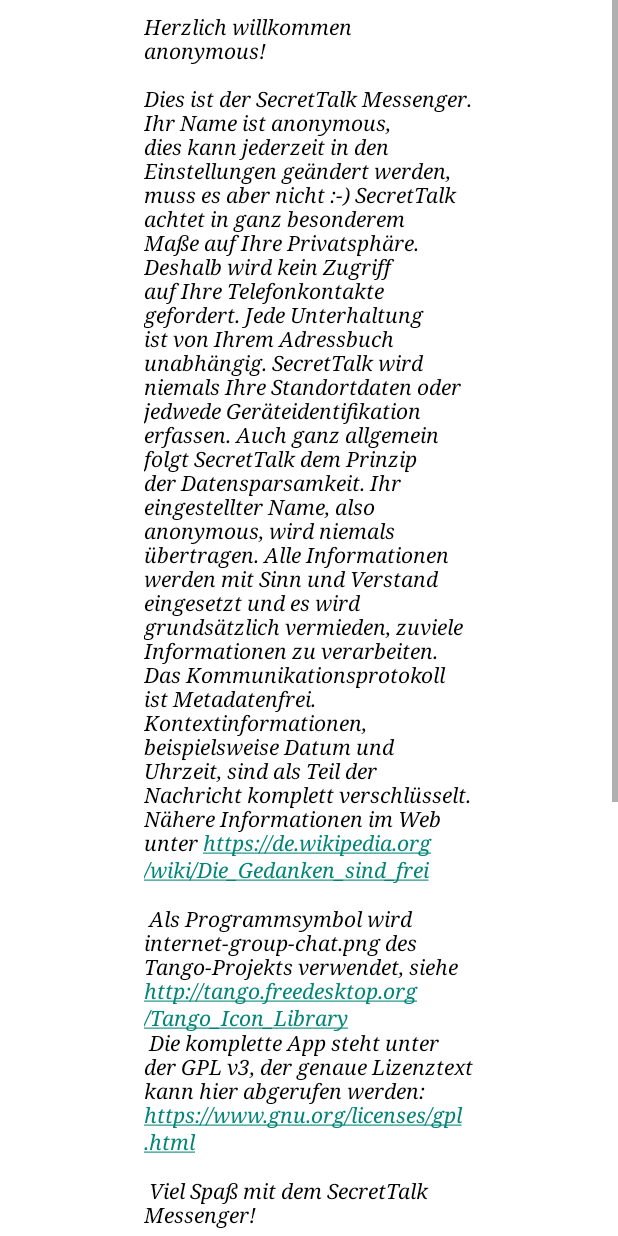
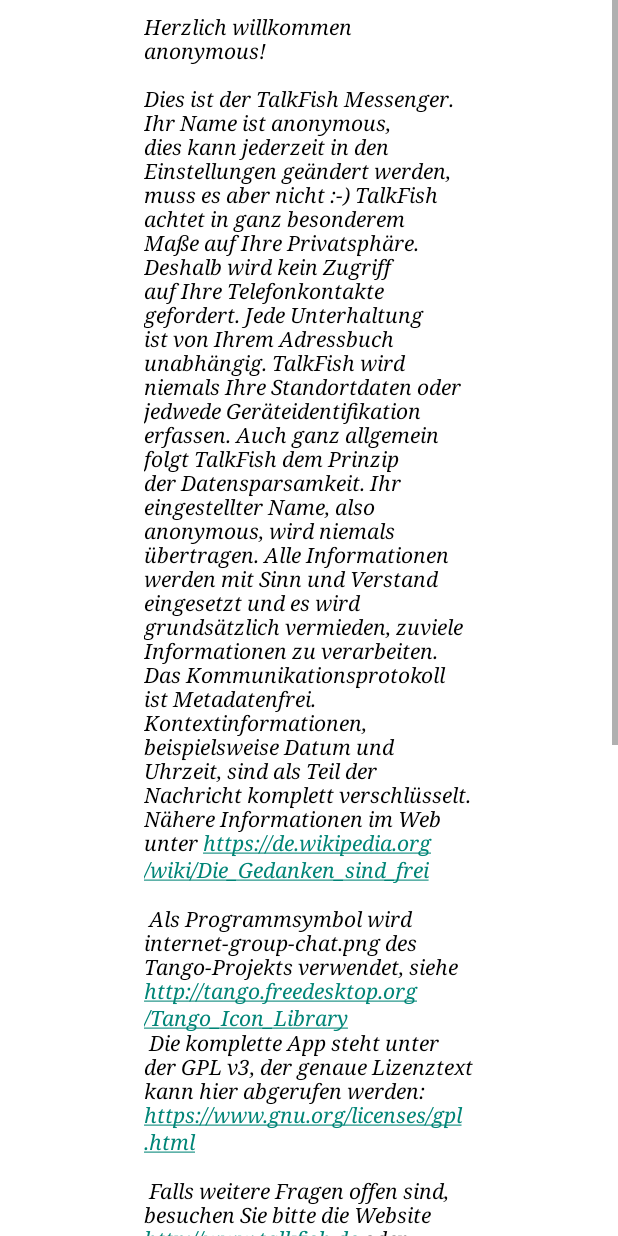
Before and after one commit to talkfish/talkfish-client-android, an Android app: the screen it shows after launch (WelcomeActivity), after a tap on "WILLKOMMEN UND AKTUELLES", on a phone screen of 412 x 824 dp. Run offline under Robolectric (Android 15) with nearby library versions, the phone set to English and light mode, and no system bars.

Commit message:
cleanup and polishing before publishing into the playstore

```diff
--- a/app/src/main/java/de/kochon/enrico/secrettalkmessenger/backend/SqlOpenHelper.java
+++ b/app/src/main/java/de/kochon/enrico/secrettalkmessenger/backend/SqlOpenHelper.java
@@ -147,7 +147,7 @@
 
    private void initializeData(SQLiteDatabase db) {
       // create default channel for directions receiving and sending
-      final String DEFAULTENDPOINT = "http://fishnode1.de";
+      final String DEFAULTENDPOINT = "http://fishnode1.de/prod";
 
       Log.d(SecretTalkMessengerApplication.LOGKEY, "initializing data, creating default channels");
       ContentValues channelValuesDefaultReceive = new ContentValues();
--- a/app/src/main/res/values/strings.xml
+++ b/app/src/main/res/values/strings.xml
@@ -17,13 +17,13 @@
     <string name="btncaptionReload">Aktualisieren</string>
 
     <string name="activityCaptionWelcome">Willkommen</string>
-    <string name="logocontent">Logo: Secret Talk by enno and friends</string>
-    <string name="welcome">Herzlich willkommen $!\n\nDies ist der SecretTalk Messenger.
+    <string name="logocontent">Logo: TalkFish by enno and friends</string>
+    <string name="welcome">Herzlich willkommen $!\n\nDies ist der TalkFish Messenger.
     Ihr Name ist $, dies kann jederzeit in den Einstellungen geändert werden, muss es aber nicht :-)
-    SecretTalk achtet in ganz besonderem Maße auf Ihre Privatsphäre. Deshalb wird kein Zugriff auf Ihre Telefonkontakte gefordert.
-    Jede Unterhaltung ist von Ihrem Adressbuch unabhängig. SecretTalk wird niemals Ihre
+    TalkFish achtet in ganz besonderem Maße auf Ihre Privatsphäre. Deshalb wird kein Zugriff auf Ihre Telefonkontakte gefordert.
+    Jede Unterhaltung ist von Ihrem Adressbuch unabhängig. TalkFish wird niemals Ihre
     Standortdaten oder jedwede Geräteidentifikation erfassen.
-    Auch ganz allgemein folgt SecretTalk dem Prinzip der Datensparsamkeit. Ihr eingestellter Name, also $, wird niemals übertragen. Alle Informationen
+    Auch ganz allgemein folgt TalkFish dem Prinzip der Datensparsamkeit. Ihr eingestellter Name, also $, wird niemals übertragen. Alle Informationen
     werden mit Sinn und Verstand eingesetzt und es wird grundsätzlich vermieden, zuviele Informationen zu verarbeiten.
     Das Kommunikationsprotokoll ist Metadatenfrei. Kontextinformationen, beispielsweise Datum und Uhrzeit, sind als Teil der Nachricht komplett verschlüsselt.
     Nähere Informationen im Web unter https://de.wikipedia.org/wiki/Die_Gedanken_sind_frei\n
@@ -31,7 +31,8 @@
     Als Programmsymbol wird internet-group-chat.png des Tango-Projekts verwendet, siehe http://tango.freedesktop.org/Tango_Icon_Library\n
     Die komplette App steht unter der GPL v3, der genaue Lizenztext kann hier abgerufen werden: https://www.gnu.org/licenses/gpl.html\n
     \n
-    Viel Spaß mit dem SecretTalk Messenger!</string>
+        Falls weitere Fragen offen sind, besuchen Sie bitte die Website http://www.talkfish.de oder schreiben Sie mir eine kurze E-Mail an enrico@talkfish.de\n\n
+    Viel Spaß mit dem TalkFish Messenger!</string>
 
     <string name="news">\nNeuigkeiten:\n\n
 Version 0.0.10 vom 30.12.2015:\n Anhebung des Caches um Faktor 10000 zur Vorbereitung des Foto-Austauschs.\n\n
```
Also changed, not shown: app/src/main/res/drawable-xxhdpi/internet_group_chat.png, 11 other files.
